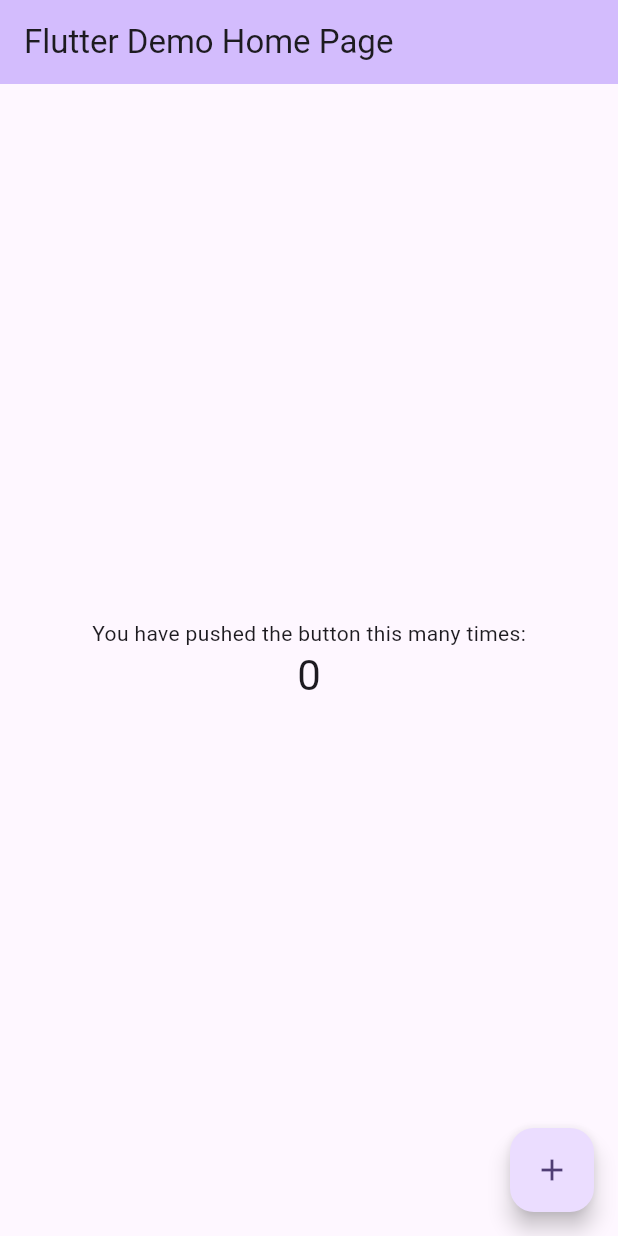
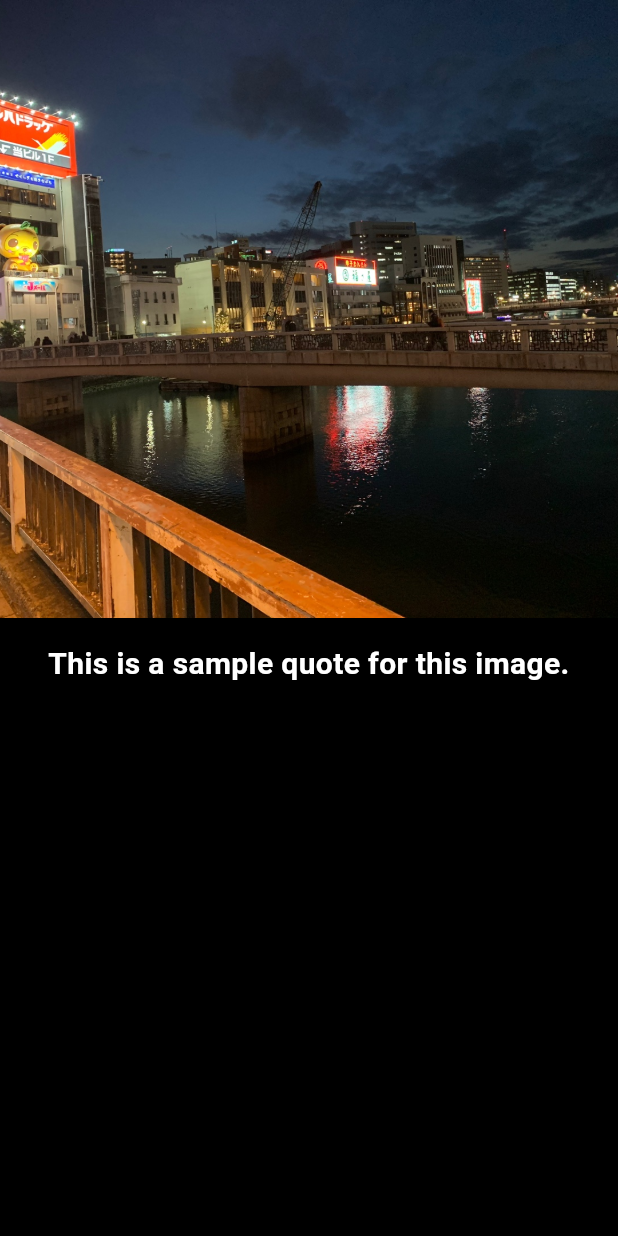
Before and after one commit to lkimilhol/healingwords-flutter, a Flutter app: the screen it shows after launch, on a phone screen of 412 x 824 dp. Run offline on Flutter 3.47's test engine with Material 3 defaults, Android fonts, the phone set to English and light mode, and no system bars; our stand-ins replace palette_generator.

Commit message:
feat: 이미지 글귀 추가

```diff
--- a/lib/main.dart
+++ b/lib/main.dart
@@ -1,125 +1,135 @@
 import 'package:flutter/material.dart';
+import 'package:palette_generator/palette_generator.dart';
 
 void main() {
-  runApp(const MyApp());
+  runApp(MyApp());
 }
 
 class MyApp extends StatelessWidget {
-  const MyApp({super.key});
-
-  // This widget is the root of your application.
   @override
   Widget build(BuildContext context) {
     return MaterialApp(
-      title: 'Flutter Demo',
-      theme: ThemeData(
-        // This is the theme of your application.
-        //
-        // TRY THIS: Try running your application with "flutter run". You'll see
-        // the application has a purple toolbar. Then, without quitting the app,
-        // try changing the seedColor in the colorScheme below to Colors.green
-        // and then invoke "hot reload" (save your changes or press the "hot
-        // reload" button in a Flutter-supported IDE, or press "r" if you used
-        // the command line to start the app).
-        //
-        // Notice that the counter didn't reset back to zero; the application
-        // state is not lost during the reload. To reset the state, use hot
-        // restart instead.
-        //
-        // This works for code too, not just values: Most code changes can be
-        // tested with just a hot reload.
-        colorScheme: ColorScheme.fromSeed(seedColor: Colors.deepPurple),
-        useMaterial3: true,
-      ),
-      home: const MyHomePage(title: 'Flutter Demo Home Page'),
+      home: ImageQuoteWithDynamicBackground(),
     );
   }
 }
 
-class MyHomePage extends StatefulWidget {
-  const MyHomePage({super.key, required this.title});
+class ImageQuoteWithDynamicBackground extends StatefulWidget {
+  @override
+  _ImageQuoteWithDynamicBackgroundState createState() =>
+      _ImageQuoteWithDynamicBackgroundState();
+}
 
-  // This widget is the home page of your application. It is stateful, meaning
-  // that it has a State object (defined below) that contains fields that affect
-  // how it looks.
+class _ImageQuoteWithDynamicBackgroundState
+    extends State<ImageQuoteWithDynamicBackground> {
+  final List<Map<String, String>> items = [
+    {
+      "image": "assets/KakaoTalk_Photo_2024-12-01-17-49-23.jpeg", // 로컬 이미지 경로
+      "quote": "This is a sample quote for this image.",
+    },
+    {
+      "image": "assets/KakaoTalk_Photo_2024-12-01-17-49-24.jpeg", // 다른 로컬 이미지
+      "quote": "Another sample quote for another image.",
+    },
+  ];
 
-  // This class is the configuration for the state. It holds the values (in this
-  // case the title) provided by the parent (in this case the App widget) and
-  // used by the build method of the State. Fields in a Widget subclass are
-  // always marked "final".
-
-  final String title;
+  int currentIndex = 0;
+  Color backgroundColor = Colors.black; // 기본 배경 색상
+  Color textColor = Colors.white; // 기본 글귀 색상
+  ScrollController _scrollController = ScrollController();
 
   @override
-  State<MyHomePage> createState() => _MyHomePageState();
+  void initState() {
+    super.initState();
+    // 초기 색 추출
+    _updateColors(items[currentIndex]['image']!);
+
+    // ScrollController에 리스너 추가
+    _scrollController.addListener(() {
+      // 스크롤이 끝에 도달했을 때
+      if (_scrollController.position.pixels ==
+          _scrollController.position.maxScrollExtent) {
+        showNextItem();
+      }
+    });
   }
 
-class _MyHomePageState extends State<MyHomePage> {
-  int _counter = 0;
+  void showNextItem() {
+    setState(() {
+      currentIndex = (currentIndex + 1) % items.length;
+    });
+    _updateColors(items[currentIndex]['image']!);
+  }
 
-  void _incrementCounter() {
+  Future<void> _updateColors(String imagePath) async {
+    final PaletteGenerator palette = await PaletteGenerator.fromImageProvider(
+      AssetImage(imagePath),
+    );
+
+    // 주요 색 추출 (예시: 이미지에서 가장 우세한 색)
+    final dominantColor = palette.dominantColor?.color ?? Colors.black;
+
+    // 배경색을 주요 색으로 설정
     setState(() {
-      // This call to setState tells the Flutter framework that something has
-      // changed in this State, which causes it to rerun the build method below
-      // so that the display can reflect the updated values. If we changed
-      // _counter without calling setState(), then the build method would not be
-      // called again, and so nothing would appear to happen.
-      _counter++;
+      backgroundColor = dominantColor;
+
+      // 배경색에 맞춰 글귀 색상 결정 (배경이 어두우면 글귀는 밝게, 그 반대)
+      textColor = _getContrastingColor(dominantColor);
     });
+  }
+
+  Color _getContrastingColor(Color color) {
+    // 배경색이 어두운지 밝은지 체크하고 대비되는 색 반환
+    double brightness = (0.2126 * color.red + 0.7152 * color.green + 0.0722 * color.blue) / 255;
+    return brightness < 0.5 ? Colors.white : Colors.black;
+  }
+
+  @override
+  void dispose() {
+    // ScrollController 해제
+    _scrollController.dispose();
+    super.dispose();
   }
 
   @override
   Widget build(BuildContext context) {
-    // This method is rerun every time setState is called, for instance as done
-    // by the _incrementCounter method above.
-    //
-    // The Flutter framework has been optimized to make rerunning build methods
-    // fast, so that you can just rebuild anything that needs updating rather
-    // than having to individually change instances of widgets.
+    final currentItem = items[currentIndex];
+
     return Scaffold(
-      appBar: AppBar(
-        // TRY THIS: Try changing the color here to a specific color (to
-        // Colors.amber, perhaps?) and trigger a hot reload to see the AppBar
-        // change color while the other colors stay the same.
-        backgroundColor: Theme.of(context).colorScheme.inversePrimary,
-        // Here we take the value from the MyHomePage object that was created by
-        // the App.build method, and use it to set our appbar title.
-        title: Text(widget.title),
+      // 전체 화면 배경 설정
+      backgroundColor: backgroundColor, // Scaffold의 배경색을 전체적으로 설정
+      body: ListView(
+        controller: _scrollController, // ScrollController 추가
+        children: [
+          // 배경 이미지
+          Image.asset(
+            currentItem['image']!,
+            fit: BoxFit.cover,
+            width: double.infinity,
+            height: MediaQuery.of(context).size.height * 0.5,
           ),
-      body: Center(
-        // Center is a layout widget. It takes a single child and positions it
-        // in the middle of the parent.
+          // 텍스트가 포함된 배경 영역
+          Container(
+            padding: const EdgeInsets.all(16),
+            width: double.infinity,
+            color: backgroundColor, // 배경 색상
             child: Column(
-          // Column is also a layout widget. It takes a list of children and
-          // arranges them vertically. By default, it sizes itself to fit its
-          // children horizontally, and tries to be as tall as its parent.
-          //
-          // Column has various properties to control how it sizes itself and
-          // how it positions its children. Here we use mainAxisAlignment to
-          // center the children vertically; the main axis here is the vertical
-          // axis because Columns are vertical (the cross axis would be
-          // horizontal).
-          //
-          // TRY THIS: Invoke "debug painting" (choose the "Toggle Debug Paint"
-          // action in the IDE, or press "p" in the console), to see the
-          // wireframe for each widget.
-          mainAxisAlignment: MainAxisAlignment.center,
-          children: <Widget>[
-            const Text(
-              'You have pushed the button this many times:',
+              children: [
+                // 글귀 텍스트
+                Text(
+                  currentItem['quote']!,
+                  style: TextStyle(
+                    fontSize: 20,
+                    color: textColor, // 글귀 색상
+                    fontWeight: FontWeight.bold,
                   ),
-            Text(
-              '$_counter',
-              style: Theme.of(context).textTheme.headlineMedium,
+                  textAlign: TextAlign.center,
                 ),
               ],
             ),
           ),
-      floatingActionButton: FloatingActionButton(
-        onPressed: _incrementCounter,
-        tooltip: 'Increment',
-        child: const Icon(Icons.add),
-      ), // This trailing comma makes auto-formatting nicer for build methods.
+        ],
+      ),
     );
   }
 }
--- a/pubspec.yaml
+++ b/pubspec.yaml
@@ -30,6 +30,7 @@ environment:
 dependencies:
   flutter:
     sdk: flutter
+  palette_generator: ^0.3.0
 
 
   # The following adds the Cupertino Icons font to your application.
@@ -52,6 +53,8 @@ dev_dependencies:
 
 # The following section is specific to Flutter packages.
 flutter:
+  assets:
+    - assets/
 
   # The following line ensures that the Material Icons font is
   # included with your application, so that you can use the icons in
```
Also changed, not shown: assets/KakaoTalk_Photo_2024-12-01-17-49-23.jpeg (added), assets/KakaoTalk_Photo_2024-12-01-18-03-15.jpeg (added), pubspec.lock, 1 other file. Lines whose indentation alone changed are shown as unchanged.
